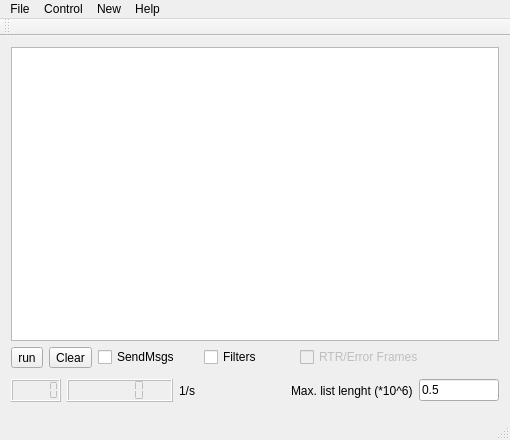
Old version of the form mainwindow.ui in the repository RauchendeKanonen/qcanobserver.
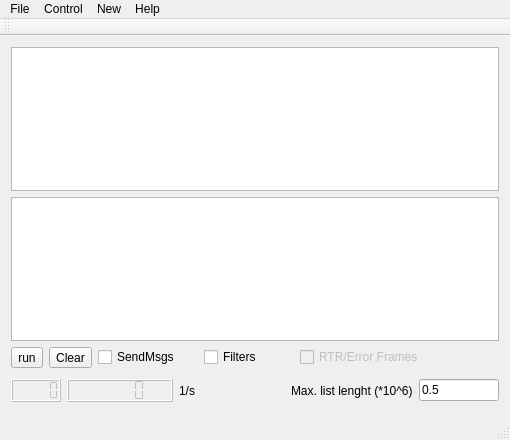
New version of the form.

Diff of the .ui file:
```diff
--- a/mainwindow.ui
+++ b/mainwindow.ui
@@ -15,6 +15,9 @@
   </property>
   <widget class="QWidget" name="centralWidget">
    <layout class="QVBoxLayout" name="verticalLayout">
+    <item>
+     <widget class="QTableWidget" name="tableWidget"/>
+    </item>
     <item>
      <widget class="QTableView" name="tableView">
       <property name="enabled">
```
Left out of the diff: 2 changed lines with no effect on the pictures.
